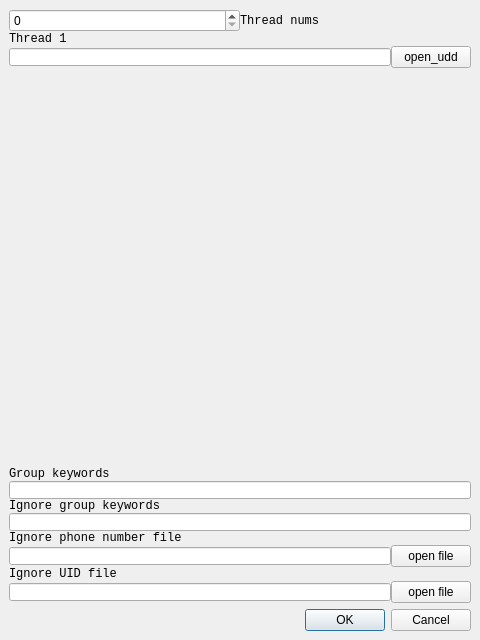
This is ui/mainwindow.ui in dinhbinhnguyen0105/python.scraper as Qt 5 draws it before an edit. The edited form follows.
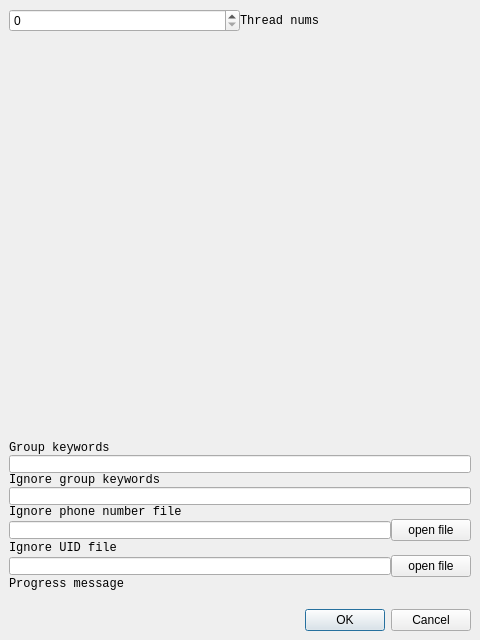
This is the edited form.

What changed in the file:
```diff
--- a/ui/mainwindow.ui
+++ b/ui/mainwindow.ui
@@ -36,7 +36,7 @@
        <item>
         <layout class="QVBoxLayout" name="verticalLayout_5">
          <property name="bottomMargin">
-          <number>0</number>
+          <number>12</number>
          </property>
          <item>
           <widget class="QWidget" name="thread_num_container" native="true">
@@ -81,65 +81,6 @@
            </layout>
           </widget>
          </item>
-         <item>
-          <widget class="QWidget" name="thread_input_container" native="true">
-           <layout class="QVBoxLayout" name="verticalLayout_2">
-            <property name="spacing">
-             <number>0</number>
-            </property>
-            <property name="leftMargin">
-             <number>0</number>
-            </property>
-            <property name="topMargin">
-             <number>0</number>
-            </property>
-            <property name="rightMargin">
-             <number>0</number>
-            </property>
-            <property name="bottomMargin">
-             <number>0</number>
-            </property>
-            <item>
-             <layout class="QVBoxLayout" name="verticalLayout">
-              <item>
-               <widget class="QLabel" name="thread_label">
-                <property name="font">
-                 <font>
-                  <family>Courier New</family>
-                 </font>
-                </property>
-                <property name="styleSheet">
-                 <string notr="true">margin: 0;</string>
-                </property>
-                <property name="text">
-                 <string>Thread 1</string>
-                </property>
-               </widget>
-              </item>
-              <item>
-               <layout class="QHBoxLayout" name="horizontalLayout_3">
-                <item>
-                 <widget class="QLineEdit" name="thread_input">
-                  <property name="styleSheet">
-                   <string notr="true">margin: 0;
-padding-left: 4px;</string>
-                  </property>
-                 </widget>
-                </item>
-                <item>
-                 <widget class="QPushButton" name="pushButton">
-                  <property name="text">
-                   <string>open_udd</string>
-                  </property>
-                 </widget>
-                </item>
-               </layout>
-              </item>
-             </layout>
-            </item>
-           </layout>
-          </widget>
-         </item>
          <item>
           <spacer name="verticalSpacer">
            <property name="orientation">
@@ -367,6 +308,21 @@
            </layout>
           </widget>
          </item>
+         <item>
+          <widget class="QLabel" name="progress_message_label">
+           <property name="font">
+            <font>
+             <family>Courier New</family>
+            </font>
+           </property>
+           <property name="styleSheet">
+            <string notr="true">margin: 0;</string>
+           </property>
+           <property name="text">
+            <string>Progress message</string>
+           </property>
+          </widget>
+         </item>
         </layout>
        </item>
       </layout>
```
